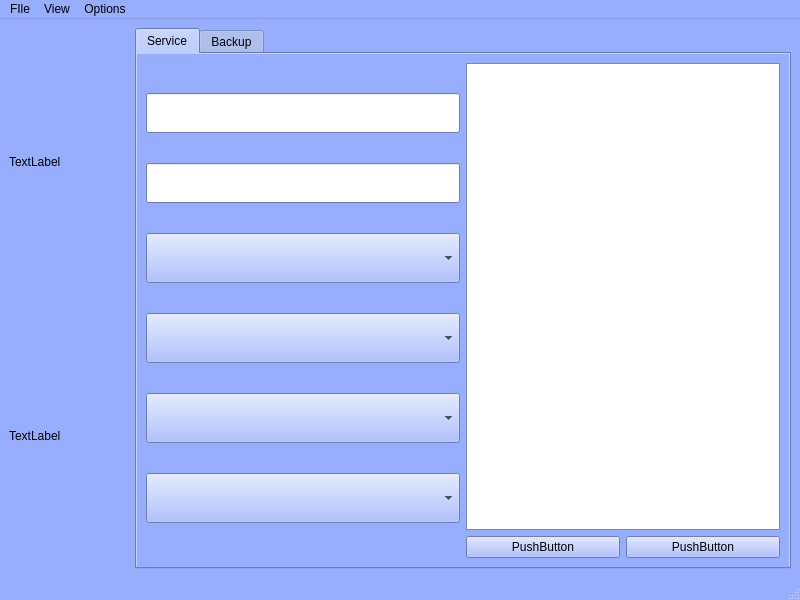
Before: the Qt Designer form gui/qt/MainWindow.ui in Davipcrs/bunny-SysUtils, drawn with Qt 5.
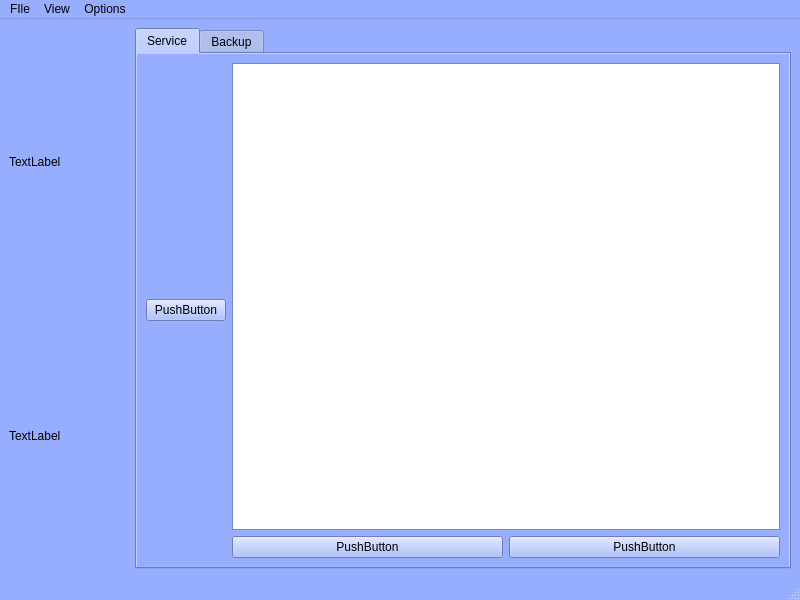
After: the same form once the commit is applied.

Commit message: Add Service ui file created, need some implementations

```diff
--- a/gui/qt/MainWindow.ui
+++ b/gui/qt/MainWindow.ui
@@ -1049,62 +1049,9 @@
              <number>0</number>
             </property>
             <item>
-             <widget class="QLineEdit" name="lineEdit_2">
-              <property name="minimumSize">
-               <size>
-                <width>0</width>
-                <height>40</height>
-               </size>
-              </property>
-             </widget>
-            </item>
-            <item>
-             <widget class="QLineEdit" name="lineEdit">
-              <property name="minimumSize">
-               <size>
-                <width>0</width>
-                <height>40</height>
-               </size>
-              </property>
-             </widget>
-            </item>
-            <item>
-             <widget class="QComboBox" name="comboBox_2">
-              <property name="minimumSize">
-               <size>
-                <width>0</width>
-                <height>50</height>
-               </size>
-              </property>
-             </widget>
-            </item>
-            <item>
-             <widget class="QComboBox" name="comboBox">
-              <property name="minimumSize">
-               <size>
-                <width>0</width>
-                <height>50</height>
-               </size>
-              </property>
-             </widget>
-            </item>
-            <item>
-             <widget class="QComboBox" name="comboBox_3">
-              <property name="minimumSize">
-               <size>
-                <width>0</width>
-                <height>50</height>
-               </size>
-              </property>
-             </widget>
-            </item>
-            <item>
-             <widget class="QComboBox" name="comboBox_4">
-              <property name="minimumSize">
-               <size>
-                <width>0</width>
-                <height>50</height>
-               </size>
+             <widget class="QPushButton" name="addServiceButton">
+              <property name="text">
+               <string>PushButton</string>
               </property>
              </widget>
             </item>
```
Left out of the diff: 4 changed lines with no effect on the pictures. The commit also changes 6 other files.
